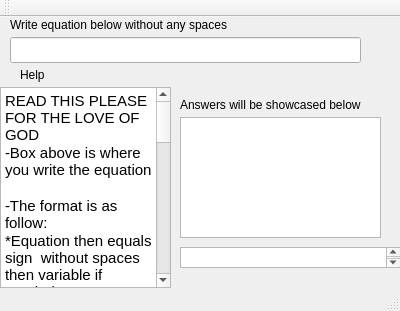
The window that calculator.ui (jlvivero/Calculator) describes before a commit, drawn with Qt 5.
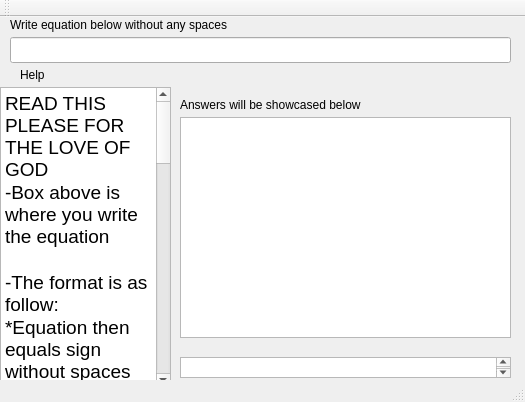
The same window after the commit.

Diff of the .ui file:
```diff
--- a/calculator.ui
+++ b/calculator.ui
@@ -6,8 +6,8 @@
    <rect>
     <x>0</x>
     <y>0</y>
-    <width>400</width>
-    <height>311</height>
+    <width>525</width>
+    <height>402</height>
    </rect>
   </property>
   <property name="windowTitle">
@@ -19,7 +19,7 @@
      <rect>
       <x>10</x>
       <y>20</y>
-      <width>351</width>
+      <width>501</width>
       <height>26</height>
      </rect>
     </property>
@@ -29,7 +29,7 @@
      <rect>
       <x>10</x>
       <y>0</y>
-      <width>291</width>
+      <width>491</width>
       <height>16</height>
      </rect>
     </property>
@@ -42,8 +42,8 @@
      <rect>
       <x>180</x>
       <y>100</y>
-      <width>201</width>
-      <height>121</height>
+      <width>331</width>
+      <height>221</height>
      </rect>
     </property>
    </widget>
@@ -52,7 +52,7 @@
      <rect>
       <x>180</x>
       <y>80</y>
-      <width>211</width>
+      <width>331</width>
       <height>16</height>
      </rect>
     </property>
@@ -64,8 +64,8 @@
     <property name="geometry">
      <rect>
       <x>180</x>
-      <y>230</y>
-      <width>221</width>
+      <y>340</y>
+      <width>331</width>
       <height>21</height>
      </rect>
     </property>
@@ -76,7 +76,7 @@
       <x>0</x>
       <y>70</y>
       <width>171</width>
-      <height>201</height>
+      <height>301</height>
      </rect>
     </property>
     <property name="html">
@@ -84,27 +84,27 @@
 &lt;html&gt;&lt;head&gt;&lt;meta name=&quot;qrichtext&quot; content=&quot;1&quot; /&gt;&lt;style type=&quot;text/css&quot;&gt;
 p, li { white-space: pre-wrap; }
 &lt;/style&gt;&lt;/head&gt;&lt;body style=&quot; font-family:'Ubuntu'; font-size:11pt; font-weight:400; font-style:normal;&quot;&gt;
-&lt;p style=&quot; margin-top:0px; margin-bottom:0px; margin-left:0px; margin-right:0px; -qt-block-indent:0; text-indent:0px;&quot;&gt;READ THIS PLEASE FOR THE LOVE OF GOD&lt;/p&gt;
-&lt;p style=&quot; margin-top:0px; margin-bottom:0px; margin-left:0px; margin-right:0px; -qt-block-indent:0; text-indent:0px;&quot;&gt;-Box above is where you write the equation&lt;/p&gt;
-&lt;p style=&quot;-qt-paragraph-type:empty; margin-top:0px; margin-bottom:0px; margin-left:0px; margin-right:0px; -qt-block-indent:0; text-indent:0px;&quot;&gt;&lt;br /&gt;&lt;/p&gt;
-&lt;p style=&quot; margin-top:0px; margin-bottom:0px; margin-left:0px; margin-right:0px; -qt-block-indent:0; text-indent:0px;&quot;&gt;-The format is as follow:&lt;/p&gt;
-&lt;p style=&quot; margin-top:0px; margin-bottom:0px; margin-left:0px; margin-right:0px; -qt-block-indent:0; text-indent:0px;&quot;&gt;*Equation then equals sign  without spaces then variable if needed&lt;/p&gt;
-&lt;p style=&quot; margin-top:0px; margin-bottom:0px; margin-left:0px; margin-right:0px; -qt-block-indent:0; text-indent:0px;&quot;&gt;*Variables are only A and B, you can write them as a and b as well&lt;/p&gt;
-&lt;p style=&quot; margin-top:0px; margin-bottom:0px; margin-left:0px; margin-right:0px; -qt-block-indent:0; text-indent:0px;&quot;&gt;*format for Exponent numbers is NumberENumber&lt;/p&gt;
-&lt;p style=&quot;-qt-paragraph-type:empty; margin-top:0px; margin-bottom:0px; margin-left:0px; margin-right:0px; -qt-block-indent:0; text-indent:0px;&quot;&gt;&lt;br /&gt;&lt;/p&gt;
-&lt;p style=&quot; margin-top:0px; margin-bottom:0px; margin-left:0px; margin-right:0px; -qt-block-indent:0; text-indent:0px;&quot;&gt;-The equation will accept integers of more than 8 digits, but it will transform them into scientific notation&lt;/p&gt;
-&lt;p style=&quot;-qt-paragraph-type:empty; margin-top:0px; margin-bottom:0px; margin-left:0px; margin-right:0px; -qt-block-indent:0; text-indent:0px;&quot;&gt;&lt;br /&gt;&lt;/p&gt;
-&lt;p style=&quot; margin-top:0px; margin-bottom:0px; margin-left:0px; margin-right:0px; -qt-block-indent:0; text-indent:0px;&quot;&gt;-The equation accepts decimal numbers, but the number HAS TO HAVE the 0 on the left before the .&lt;/p&gt;
-&lt;p style=&quot;-qt-paragraph-type:empty; margin-top:0px; margin-bottom:0px; margin-left:0px; margin-right:0px; -qt-block-indent:0; text-indent:0px;&quot;&gt;&lt;br /&gt;&lt;/p&gt;
-&lt;p style=&quot; margin-top:0px; margin-bottom:0px; margin-left:0px; margin-right:0px; -qt-block-indent:0; text-indent:0px;&quot;&gt;-Don't be a dick try to make it work :(&lt;/p&gt;
-&lt;p style=&quot;-qt-paragraph-type:empty; margin-top:0px; margin-bottom:0px; margin-left:0px; margin-right:0px; -qt-block-indent:0; text-indent:0px;&quot;&gt;&lt;br /&gt;&lt;/p&gt;
-&lt;p style=&quot;-qt-paragraph-type:empty; margin-top:0px; margin-bottom:0px; margin-left:0px; margin-right:0px; -qt-block-indent:0; text-indent:0px;&quot;&gt;&lt;br /&gt;&lt;/p&gt;
-&lt;p style=&quot; margin-top:0px; margin-bottom:0px; margin-left:0px; margin-right:0px; -qt-block-indent:0; text-indent:0px;&quot;&gt;-On the right the process in which the algorithm&lt;/p&gt;
-&lt;p style=&quot; margin-top:0px; margin-bottom:0px; margin-left:0px; margin-right:0px; -qt-block-indent:0; text-indent:0px;&quot;&gt;solves the equations is shown.&lt;/p&gt;
-&lt;p style=&quot;-qt-paragraph-type:empty; margin-top:0px; margin-bottom:0px; margin-left:0px; margin-right:0px; -qt-block-indent:0; text-indent:0px;&quot;&gt;&lt;br /&gt;&lt;/p&gt;
-&lt;p style=&quot; margin-top:0px; margin-bottom:0px; margin-left:0px; margin-right:0px; -qt-block-indent:0; text-indent:0px;&quot;&gt;-The bottom box shows the answer&lt;/p&gt;
-&lt;p style=&quot;-qt-paragraph-type:empty; margin-top:0px; margin-bottom:0px; margin-left:0px; margin-right:0px; -qt-block-indent:0; text-indent:0px;&quot;&gt;&lt;br /&gt;&lt;/p&gt;
-&lt;p style=&quot;-qt-paragraph-type:empty; margin-top:0px; margin-bottom:0px; margin-left:0px; margin-right:0px; -qt-block-indent:0; text-indent:0px;&quot;&gt;&lt;br /&gt;&lt;/p&gt;&lt;/body&gt;&lt;/html&gt;</string>
+&lt;p style=&quot; margin-top:0px; margin-bottom:0px; margin-left:0px; margin-right:0px; -qt-block-indent:0; text-indent:0px;&quot;&gt;&lt;span style=&quot; font-size:14pt;&quot;&gt;READ THIS PLEASE FOR THE LOVE OF GOD&lt;/span&gt;&lt;/p&gt;
+&lt;p style=&quot; margin-top:0px; margin-bottom:0px; margin-left:0px; margin-right:0px; -qt-block-indent:0; text-indent:0px;&quot;&gt;&lt;span style=&quot; font-size:14pt;&quot;&gt;-Box above is where you write the equation&lt;/span&gt;&lt;/p&gt;
+&lt;p style=&quot;-qt-paragraph-type:empty; margin-top:0px; margin-bottom:0px; margin-left:0px; margin-right:0px; -qt-block-indent:0; text-indent:0px; font-size:14pt;&quot;&gt;&lt;br /&gt;&lt;/p&gt;
+&lt;p style=&quot; margin-top:0px; margin-bottom:0px; margin-left:0px; margin-right:0px; -qt-block-indent:0; text-indent:0px;&quot;&gt;&lt;span style=&quot; font-size:14pt;&quot;&gt;-The format is as follow:&lt;/span&gt;&lt;/p&gt;
+&lt;p style=&quot; margin-top:0px; margin-bottom:0px; margin-left:0px; margin-right:0px; -qt-block-indent:0; text-indent:0px;&quot;&gt;&lt;span style=&quot; font-size:14pt;&quot;&gt;*Equation then equals sign  without spaces then variable if needed&lt;/span&gt;&lt;/p&gt;
+&lt;p style=&quot; margin-top:0px; margin-bottom:0px; margin-left:0px; margin-right:0px; -qt-block-indent:0; text-indent:0px;&quot;&gt;&lt;span style=&quot; font-size:14pt;&quot;&gt;*Variables are only A and B, you can write them as a and b as well&lt;/span&gt;&lt;/p&gt;
+&lt;p style=&quot; margin-top:0px; margin-bottom:0px; margin-left:0px; margin-right:0px; -qt-block-indent:0; text-indent:0px;&quot;&gt;&lt;span style=&quot; font-size:14pt;&quot;&gt;*format for Exponent numbers is NumberENumber&lt;/span&gt;&lt;/p&gt;
+&lt;p style=&quot;-qt-paragraph-type:empty; margin-top:0px; margin-bottom:0px; margin-left:0px; margin-right:0px; -qt-block-indent:0; text-indent:0px; font-size:14pt;&quot;&gt;&lt;br /&gt;&lt;/p&gt;
+&lt;p style=&quot; margin-top:0px; margin-bottom:0px; margin-left:0px; margin-right:0px; -qt-block-indent:0; text-indent:0px;&quot;&gt;&lt;span style=&quot; font-size:14pt;&quot;&gt;-The equation will accept integers of more than 8 digits, but it will transform them into scientific notation&lt;/span&gt;&lt;/p&gt;
+&lt;p style=&quot;-qt-paragraph-type:empty; margin-top:0px; margin-bottom:0px; margin-left:0px; margin-right:0px; -qt-block-indent:0; text-indent:0px; font-size:14pt;&quot;&gt;&lt;br /&gt;&lt;/p&gt;
+&lt;p style=&quot; margin-top:0px; margin-bottom:0px; margin-left:0px; margin-right:0px; -qt-block-indent:0; text-indent:0px;&quot;&gt;&lt;span style=&quot; font-size:14pt;&quot;&gt;-The equation accepts decimal numbers, but the number HAS TO HAVE the 0 on the left before the .&lt;/span&gt;&lt;/p&gt;
+&lt;p style=&quot;-qt-paragraph-type:empty; margin-top:0px; margin-bottom:0px; margin-left:0px; margin-right:0px; -qt-block-indent:0; text-indent:0px; font-size:14pt;&quot;&gt;&lt;br /&gt;&lt;/p&gt;
+&lt;p style=&quot; margin-top:0px; margin-bottom:0px; margin-left:0px; margin-right:0px; -qt-block-indent:0; text-indent:0px;&quot;&gt;&lt;span style=&quot; font-size:14pt;&quot;&gt;-Don't be a dick try to make it work :(&lt;/span&gt;&lt;/p&gt;
+&lt;p style=&quot;-qt-paragraph-type:empty; margin-top:0px; margin-bottom:0px; margin-left:0px; margin-right:0px; -qt-block-indent:0; text-indent:0px; font-size:14pt;&quot;&gt;&lt;br /&gt;&lt;/p&gt;
+&lt;p style=&quot;-qt-paragraph-type:empty; margin-top:0px; margin-bottom:0px; margin-left:0px; margin-right:0px; -qt-block-indent:0; text-indent:0px; font-size:14pt;&quot;&gt;&lt;br /&gt;&lt;/p&gt;
+&lt;p style=&quot; margin-top:0px; margin-bottom:0px; margin-left:0px; margin-right:0px; -qt-block-indent:0; text-indent:0px;&quot;&gt;&lt;span style=&quot; font-size:14pt;&quot;&gt;-On the right the process in which the algorithm&lt;/span&gt;&lt;/p&gt;
+&lt;p style=&quot; margin-top:0px; margin-bottom:0px; margin-left:0px; margin-right:0px; -qt-block-indent:0; text-indent:0px;&quot;&gt;&lt;span style=&quot; font-size:14pt;&quot;&gt;solves the equations is shown.&lt;/span&gt;&lt;/p&gt;
+&lt;p style=&quot;-qt-paragraph-type:empty; margin-top:0px; margin-bottom:0px; margin-left:0px; margin-right:0px; -qt-block-indent:0; text-indent:0px; font-size:14pt;&quot;&gt;&lt;br /&gt;&lt;/p&gt;
+&lt;p style=&quot; margin-top:0px; margin-bottom:0px; margin-left:0px; margin-right:0px; -qt-block-indent:0; text-indent:0px;&quot;&gt;&lt;span style=&quot; font-size:14pt;&quot;&gt;-The bottom box shows the answer&lt;/span&gt;&lt;/p&gt;
+&lt;p style=&quot;-qt-paragraph-type:empty; margin-top:0px; margin-bottom:0px; margin-left:0px; margin-right:0px; -qt-block-indent:0; text-indent:0px; font-size:14pt;&quot;&gt;&lt;br /&gt;&lt;/p&gt;
+&lt;p style=&quot;-qt-paragraph-type:empty; margin-top:0px; margin-bottom:0px; margin-left:0px; margin-right:0px; -qt-block-indent:0; text-indent:0px; font-size:14pt;&quot;&gt;&lt;br /&gt;&lt;/p&gt;&lt;/body&gt;&lt;/html&gt;</string>
     </property>
    </widget>
    <widget class="QLabel" name="label_3">
```
